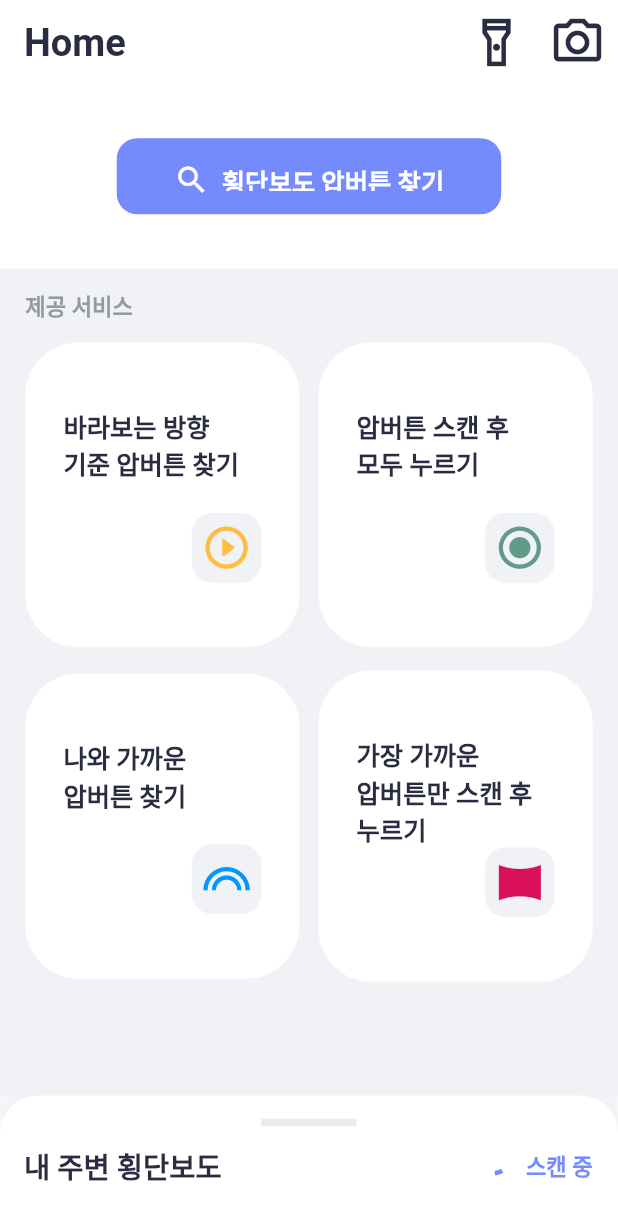
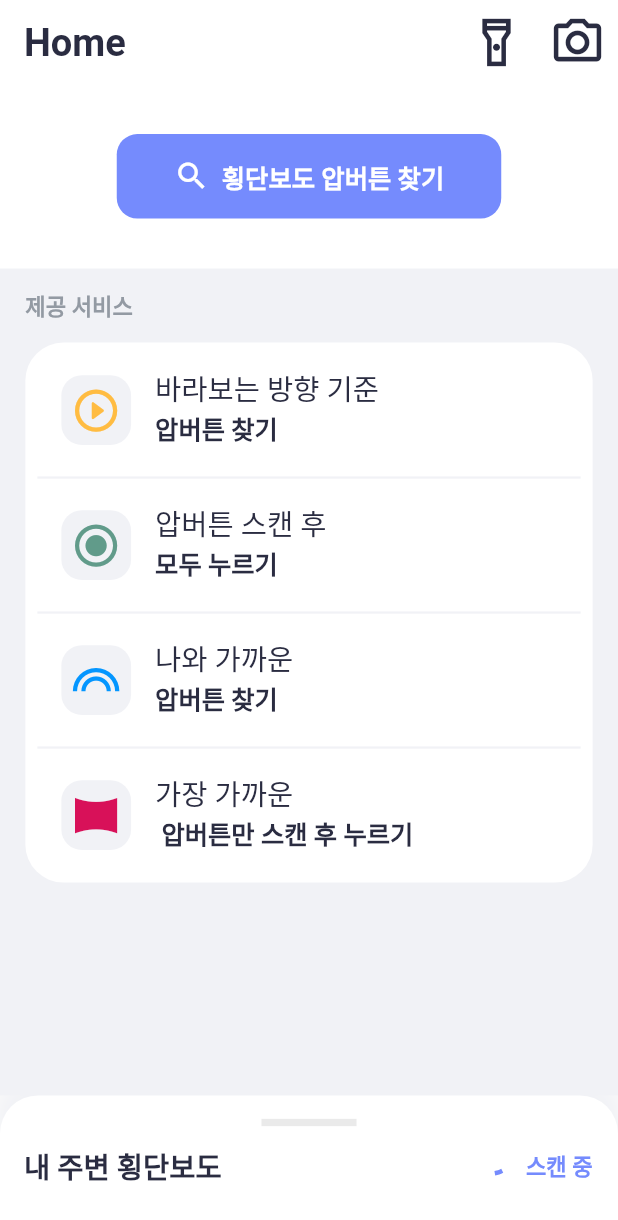
Before and after one commit to hanmango-o/safelight, a Flutter app: the screen it shows after launch, on a phone screen of 412 x 824 dp. Shown: the top 1220 px of the screen. Run offline on Flutter 3.47's test engine with Material 2 defaults, Android fonts, the phone set to English and light mode, and no system bars; our stand-ins replace flutter_blue, flutter_screenutil, flutter_tts, get.

Commit message:
fix : change home ui 접근성:더 큰 텍스트 적용시 기존 ui가 깨지는 문제점을 해결함 기존 Grid Design에서 List Design으로 변경함 0.1.0 | 한영찬(hanmango-o) | hanmango.o@gmail.com

```diff
--- a/lib/main.dart
+++ b/lib/main.dart
@@ -48,7 +48,8 @@ class SafeLight extends StatelessWidget {
           elevatedButtonTheme: ElevatedButtonThemeData(
             style: ElevatedButton.styleFrom(
               elevation: 0,
-              fixedSize: Size(double.infinity, 52.h),
+              // fixedSize: Size(double.infinity, 52.h),
+              minimumSize: Size(double.minPositive, 52.h),
               padding: EdgeInsets.symmetric(horizontal: 36.w, vertical: 16.h),
               textStyle: TextStyle(
                 fontSize: 16.sp,
@@ -72,6 +73,9 @@ class SafeLight extends StatelessWidget {
           ),
           listTileTheme: ListTileThemeData(
             tileColor: ColorTheme.secondary,
+            shape: Border.symmetric(
+              horizontal: BorderSide(color: ColorTheme.background, width: 1),
+            ),
           ),
           textTheme: TextTheme(
             headlineLarge: TextStyle(
--- a/lib/ui/view/home_view.dart
+++ b/lib/ui/view/home_view.dart
@@ -1,15 +1,9 @@
-import 'dart:developer';
-
-import 'package:flutter/cupertino.dart';
 import 'package:flutter/material.dart';
-import 'package:flutter_blue/flutter_blue.dart';
 import 'package:flutter_screenutil/flutter_screenutil.dart';
-import 'package:get/get.dart';
 import 'package:safelight/asset/resource/image_resource.dart';
 import 'package:safelight/asset/static/color_theme.dart';
 import 'package:safelight/asset/static/size_theme.dart';
 import 'package:safelight/ui/frame/board_frame.dart';
-import 'package:safelight/ui/view/pressed_btn_view.dart';
 import 'package:safelight/ui/widget/rounded_button.dart';
 import 'package:safelight/ui/widget/single_child_rounded_card.dart';
 
@@ -272,69 +266,64 @@ class _HomeViewState extends State<HomeView> {
                 ),
                 child: Column(
                   children: [
-                    Row(
-                      mainAxisAlignment: MainAxisAlignment.spaceBetween,
-                      children: [
-                        RoundedButton(
-                          onTap: () => null,
-                          title: '바라보는 방향\n기준 압버튼 찾기',
-                          actions: [
-                            SingleChildRoundedCard(
+                    Container(
+                      padding: const EdgeInsets.all(8.0),
+                      decoration: BoxDecoration(
+                        color: Colors.white,
+                        borderRadius: BorderRadius.all(
+                          Radius.circular(SizeTheme.r_md),
+                        ),
+                      ),
+                      child: Column(children: [
+                        ListTile(
+                          title: Text('바라보는 방향 기준'),
+                          subtitle: Text('압버튼 찾기'),
+                          leading: SingleChildRoundedCard(
                             child: Icon(
                               Icons.play_circle_outline_rounded,
                               size: 32.sp,
                               color: ColorTheme.highlight1,
                             ),
                           ),
-                          ],
                         ),
-                        RoundedButton(
-                          onTap: () => null,
-                          title: '압버튼 스캔 후\n모두 누르기',
-                          actions: [
-                            SingleChildRoundedCard(
+                        Divider(),
+                        ListTile(
+                          title: Text('압버튼 스캔 후'),
+                          subtitle: Text('모두 누르기'),
+                          leading: SingleChildRoundedCard(
                             child: Icon(
                               Icons.radio_button_checked_rounded,
                               size: 32.sp,
                               color: ColorTheme.highlight2,
                             ),
                           ),
-                          ],
                         ),
-                      ],
-                    ),
-                    SizedBox(height: SizeTheme.h_md),
-                    Row(
-                      mainAxisAlignment: MainAxisAlignment.spaceBetween,
-                      children: [
-                        RoundedButton(
-                          onTap: () => null,
-                          title: '나와 가까운\n압버튼 찾기',
-                          actions: [
-                            SingleChildRoundedCard(
+                        Divider(),
+                        ListTile(
+                          title: Text('나와 가까운'),
+                          subtitle: Text('압버튼 찾기'),
+                          leading: SingleChildRoundedCard(
                             child: Icon(
                               Icons.looks,
                               size: 32.sp,
                               color: ColorTheme.highlight3,
                             ),
                           ),
-                          ],
                         ),
-                        RoundedButton(
-                          onTap: () => null,
-                          title: '가장 가까운\n압버튼만 스캔 후\n누르기',
-                          actions: [
-                            SingleChildRoundedCard(
+                        Divider(),
+                        ListTile(
+                          title: Text('가장 가까운'),
+                          subtitle: Text(' 압버튼만 스캔 후 누르기'),
+                          leading: SingleChildRoundedCard(
                             child: Icon(
                               Icons.panorama_horizontal_select_sharp,
                               size: 32.sp,
                               color: ColorTheme.highlight4,
                             ),
                           ),
-                          ],
                         ),
-                      ],
-                    )
+                      ]),
+                    ),
                   ],
                 ),
               ),
--- a/lib/ui/view/setting_view.dart
+++ b/lib/ui/view/setting_view.dart
@@ -175,23 +175,26 @@ class _SettingViewState extends State<SettingView> {
                 children: [
                   ListTile(
                     title: Text('주변 압버튼 스캔'),
-                    trailing: Text(
+                    subtitle: Text(
                       '자동',
-                      style: Theme.of(context)
-                          .textTheme
-                          .bodySmall!
-                          .apply(color: Theme.of(context).colorScheme.primary),
+                      style: Theme.of(context).textTheme.labelLarge,
                     ),
+                    // trailing: Text(
+                    //   '자동',
+                    //   style: Theme.of(context)
+                    //       .textTheme
+                    //       .bodySmall!
+                    //       .apply(color: Theme.of(context).colorScheme.primary),
+                    // ),
+                    trailing: Icon(Icons.arrow_forward_ios_rounded),
                   ),
                   ListTile(
                     title: Text('보행 안전 경광등'),
-                    trailing: Text(
+                    subtitle: Text(
                       '항상 켜짐',
-                      style: Theme.of(context)
-                          .textTheme
-                          .bodySmall!
-                          .apply(color: Theme.of(context).colorScheme.primary),
+                      style: Theme.of(context).textTheme.labelLarge,
                     ),
+                    trailing: Icon(Icons.arrow_forward_ios_rounded),
                   ),
                 ],
               ),
--- a/lib/ui/widget/rounded_button.dart
+++ b/lib/ui/widget/rounded_button.dart
@@ -22,6 +22,7 @@ class RoundedButton extends StatelessWidget {
   Widget build(BuildContext context) {
     return InkWell(
       onTap: () => onTap,
+      child: FittedBox(
         child: Container(
           padding: padding ??
               EdgeInsets.symmetric(
@@ -29,7 +30,8 @@ class RoundedButton extends StatelessWidget {
                 horizontal: SizeTheme.w_lg,
               ),
           constraints: BoxConstraints(
-          maxWidth: 173.w,
+            minWidth: 173.w,
+            // maxWidth: 173.w,
             minHeight: 208.h,
           ),
           decoration: BoxDecoration(
@@ -51,6 +53,7 @@ class RoundedButton extends StatelessWidget {
             ],
           ),
         ),
+      ),
     );
   }
 }
```
Lines whose indentation alone changed are shown as unchanged.
